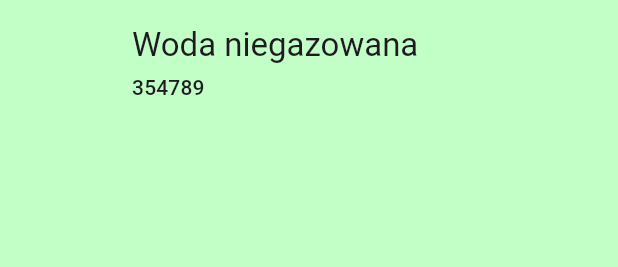
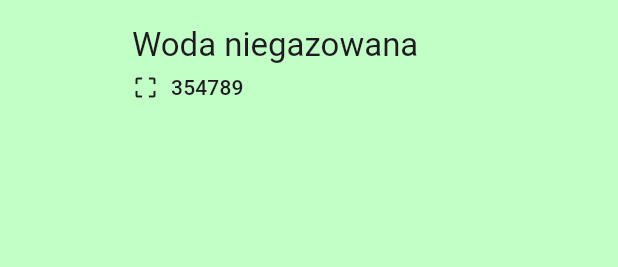
Before and after one commit to Zohenn/wyrzutka, a Flutter app: the _ProductName widget shown alone on an empty page, opened directly with sample values from the repository, on a phone screen of 412 x 824 dp. Shown: the top 267 px of the screen. Run offline on Flutter 3.47's test engine with Material 2 defaults, Android fonts, the phone set to English and light mode, and no system bars; our stand-ins replace beamer, cloud_firestore, firebase_auth, firebase_core, flutter_hooks, flutter_spinkit and 6 more; missing offline and left inert: mobile_scanner; accounts and stored records are empty; network calls fail.

```diff
--- a/lib/screens/widgets/product_modal/product_modal.dart
+++ b/lib/screens/widgets/product_modal/product_modal.dart
@@ -151,7 +151,8 @@ class _ProductName extends StatelessWidget {
               expandOnTap: true,
             ),
             const SizedBox(width: 16),
-            Column(
+            Expanded(
+              child: Column(
                 crossAxisAlignment: CrossAxisAlignment.start,
                 children: [
                   Text(
@@ -159,11 +160,21 @@ class _ProductName extends StatelessWidget {
                     style: Theme.of(context).textTheme.titleLarge,
                   ),
                   const SizedBox(height: 4),
-                Text(
+                  Row(
+                    crossAxisAlignment: CrossAxisAlignment.center,
+                    children: [
+                      Icon(Icons.crop_free, size: Theme.of(context).textTheme.titleSmall!.fontSize! + 4),
+                      const SizedBox(width: 8.0),
+                      Flexible(
+                        child: Text(
                           product.id.toString(),
                           style: Theme.of(context).textTheme.titleSmall,
                         ),
+                      ),
                     ],
+                  ),
+                ],
+              ),
             ),
           ],
         ),
```
Also changed, not shown: lib/screens/widgets/product_photo.dart (+20 -1 lines). Lines whose indentation alone changed are shown as unchanged.
